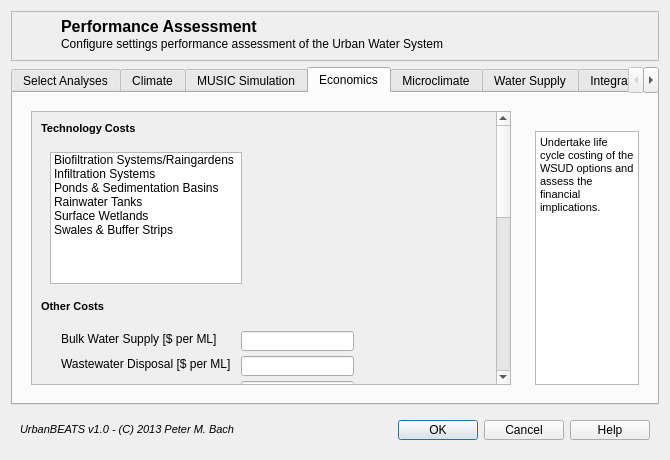
Before: the Qt Designer form md_perfassessgui.ui in petermbach/urbanbeats-legacy, drawn with Qt 5.
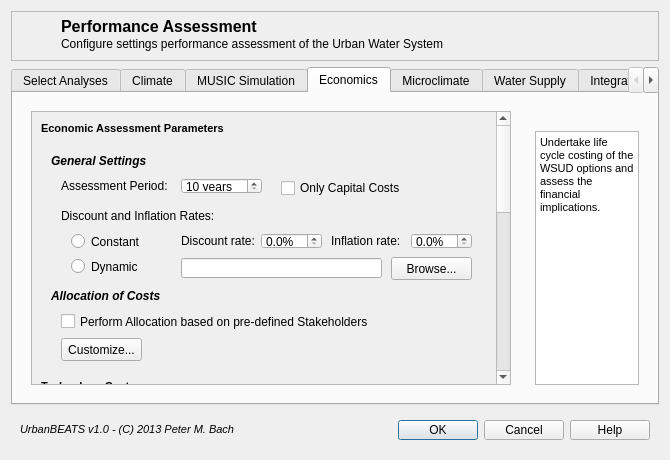
After: the same form once the commit is applied. The open tabs and pages were chosen to show the change. Icons and pictures are not drawn.

Commit message: Started working on Economics Assessment Module with new GUI Features

```diff
--- a/md_perfassessgui.ui
+++ b/md_perfassessgui.ui
@@ -100,7 +100,7 @@
       </sizepolicy>
      </property>
      <property name="currentIndex">
-      <number>0</number>
+      <number>3</number>
      </property>
      <widget class="QWidget" name="tab_2">
       <attribute name="title">
@@ -2735,12 +2735,268 @@
              <property name="geometry">
               <rect>
                <x>0</x>
-               <y>0</y>
+               <y>-107</y>
                <width>463</width>
-               <height>722</height>
+               <height>768</height>
               </rect>
              </property>
              <layout class="QVBoxLayout" name="verticalLayout_21">
+              <item>
+               <widget class="QLabel" name="lcc_title_5">
+                <property name="minimumSize">
+                 <size>
+                  <width>445</width>
+                  <height>16</height>
+                 </size>
+                </property>
+                <property name="maximumSize">
+                 <size>
+                  <width>16777215</width>
+                  <height>16</height>
+                 </size>
+                </property>
+                <property name="text">
+                 <string>&lt;!DOCTYPE HTML PUBLIC &quot;-//W3C//DTD HTML 4.0//EN&quot; &quot;http://www.w3.org/TR/REC-html40/strict.dtd&quot;&gt;
+&lt;html&gt;&lt;head&gt;&lt;meta name=&quot;qrichtext&quot; content=&quot;1&quot; /&gt;&lt;style type=&quot;text/css&quot;&gt;
+p, li { white-space: pre-wrap; }
+&lt;/style&gt;&lt;/head&gt;&lt;body style=&quot; font-family:'MS Shell Dlg 2'; font-size:8pt; font-weight:400; font-style:normal;&quot;&gt;
+&lt;p style=&quot; margin-top:0px; margin-bottom:0px; margin-left:0px; margin-right:0px; -qt-block-indent:0; text-indent:0px;&quot;&gt;&lt;span style=&quot; font-weight:600;&quot;&gt;Economic Assessment Parameters&lt;/span&gt;&lt;/p&gt;&lt;/body&gt;&lt;/html&gt;</string>
+                </property>
+               </widget>
+              </item>
+              <item>
+               <widget class="QWidget" name="widget_5" native="true">
+                <property name="minimumSize">
+                 <size>
+                  <width>230</width>
+                  <height>230</height>
+                 </size>
+                </property>
+                <widget class="QLabel" name="label_7">
+                 <property name="geometry">
+                  <rect>
+                   <x>20</x>
+                   <y>35</y>
+                   <width>121</width>
+                   <height>16</height>
+                  </rect>
+                 </property>
+                 <property name="text">
+                  <string>Assessment Period:</string>
+                 </property>
+                </widget>
+                <widget class="QSpinBox" name="spinBox">
+                 <property name="geometry">
+                  <rect>
+                   <x>140</x>
+                   <y>35</y>
+                   <width>81</width>
+                   <height>16</height>
+                  </rect>
+                 </property>
+                 <property name="suffix">
+                  <string> years</string>
+                 </property>
+                 <property name="minimum">
+                  <number>10</number>
+                 </property>
+                 <property name="maximum">
+                  <number>100</number>
+                 </property>
+                 <property name="singleStep">
+                  <number>10</number>
+                 </property>
+                </widget>
+                <widget class="QLabel" name="label_8">
+                 <property name="geometry">
+                  <rect>
+                   <x>20</x>
+                   <y>65</y>
+                   <width>181</width>
+                   <height>16</height>
+                  </rect>
+                 </property>
+                 <property name="text">
+                  <string>Discount and Inflation Rates:</string>
+                 </property>
+                </widget>
+                <widget class="QRadioButton" name="radioButton">
+                 <property name="geometry">
+                  <rect>
+                   <x>30</x>
+                   <y>90</y>
+                   <width>82</width>
+                   <height>17</height>
+                  </rect>
+                 </property>
+                 <property name="text">
+                  <string>Constant</string>
+                 </property>
+                </widget>
+                <widget class="QRadioButton" name="radioButton_2">
+                 <property name="geometry">
+                  <rect>
+                   <x>30</x>
+                   <y>115</y>
+                   <width>82</width>
+                   <height>17</height>
+                  </rect>
+                 </property>
+                 <property name="text">
+                  <string>Dynamic</string>
+                 </property>
+                </widget>
+                <widget class="QLabel" name="label_9">
+                 <property name="geometry">
+                  <rect>
+                   <x>10</x>
+                   <y>145</y>
+                   <width>141</width>
+                   <height>16</height>
+                  </rect>
+                 </property>
+                 <property name="text">
+                  <string>&lt;html&gt;&lt;head/&gt;&lt;body&gt;&lt;p&gt;&lt;span style=&quot; font-weight:600; font-style:italic;&quot;&gt;Allocation of Costs&lt;/span&gt;&lt;/p&gt;&lt;/body&gt;&lt;/html&gt;</string>
+                 </property>
+                </widget>
+                <widget class="QLabel" name="label_10">
+                 <property name="geometry">
+                  <rect>
+                   <x>10</x>
+                   <y>10</y>
+                   <width>101</width>
+                   <height>16</height>
+                  </rect>
+                 </property>
+                 <property name="text">
+                  <string>&lt;html&gt;&lt;head/&gt;&lt;body&gt;&lt;p&gt;&lt;span style=&quot; font-weight:600; font-style:italic;&quot;&gt;General Settings&lt;/span&gt;&lt;/p&gt;&lt;/body&gt;&lt;/html&gt;</string>
+                 </property>
+                </widget>
+                <widget class="QCheckBox" name="checkBox">
+                 <property name="geometry">
+                  <rect>
+                   <x>20</x>
+                   <y>170</y>
+                   <width>341</width>
+                   <height>17</height>
+                  </rect>
+                 </property>
+                 <property name="text">
+                  <string>Perform Allocation based on pre-defined Stakeholders</string>
+                 </property>
+                </widget>
+                <widget class="QPushButton" name="pushButton_4">
+                 <property name="geometry">
+                  <rect>
+                   <x>20</x>
+                   <y>195</y>
+                   <width>81</width>
+                   <height>23</height>
+                  </rect>
+                 </property>
+                 <property name="text">
+                  <string>Customize...</string>
+                 </property>
+                </widget>
+                <widget class="QLineEdit" name="lineEdit">
+                 <property name="geometry">
+                  <rect>
+                   <x>140</x>
+                   <y>115</y>
+                   <width>201</width>
+                   <height>20</height>
+                  </rect>
+                 </property>
+                </widget>
+                <widget class="QPushButton" name="pushButton_5">
+                 <property name="geometry">
+                  <rect>
+                   <x>350</x>
+                   <y>114</y>
+                   <width>81</width>
+                   <height>23</height>
+                  </rect>
+                 </property>
+                 <property name="text">
+                  <string>Browse...</string>
+                 </property>
+                </widget>
+                <widget class="QLabel" name="label_11">
+                 <property name="geometry">
+                  <rect>
+                   <x>140</x>
+                   <y>90</y>
+                   <width>81</width>
+                   <height>16</height>
+                  </rect>
+                 </property>
+                 <property name="text">
+                  <string>Discount rate:</string>
+                 </property>
+                </widget>
+                <widget class="QLabel" name="label_12">
+                 <property name="geometry">
+                  <rect>
+                   <x>290</x>
+                   <y>90</y>
+                   <width>71</width>
+                   <height>16</height>
+                  </rect>
+                 </property>
+                 <property name="text">
+                  <string>Inflation rate:</string>
+                 </property>
+                </widget>
+                <widget class="QDoubleSpinBox" name="doubleSpinBox">
+                 <property name="geometry">
+                  <rect>
+                   <x>220</x>
+                   <y>90</y>
+                   <width>61</width>
+                   <height>16</height>
+                  </rect>
+                 </property>
+                 <property name="suffix">
+                  <string>%</string>
+                 </property>
+                 <property name="decimals">
+                  <number>1</number>
+                 </property>
+                </widget>
+                <widget class="QDoubleSpinBox" name="doubleSpinBox_2">
+                 <property name="geometry">
+                  <rect>
+                   <x>370</x>
+                   <y>90</y>
+                   <width>61</width>
+                   <height>16</height>
+                  </rect>
+                 </property>
+                 <property name="suffix">
+                  <string>%</string>
+                 </property>
+                 <property name="decimals">
+                  <number>1</number>
+                 </property>
+                 <property name="value">
+                  <double>0.000000000000000</double>
+                 </property>
+                </widget>
+                <widget class="QCheckBox" name="checkBox_2">
+                 <property name="geometry">
+                  <rect>
+                   <x>240</x>
+                   <y>35</y>
+                   <width>131</width>
+                   <height>20</height>
+                  </rect>
+                 </property>
+                 <property name="text">
+                  <string>Only Capital Costs</string>
+                 </property>
+                </widget>
+               </widget>
+              </item>
               <item>
                <widget class="QLabel" name="lcc_title_3">
                 <property name="minimumSize">
@@ -2764,6 +3020,59 @@
                 </property>
                </widget>
               </item>
+              <item>
+               <widget class="QWidget" name="widget_6" native="true">
+                <property name="minimumSize">
+                 <size>
+                  <width>230</width>
+                  <height>0</height>
+                 </size>
+                </property>
+                <layout class="QHBoxLayout" name="horizontalLayout_8">
+                 <item>
+                  <widget class="QLabel" name="label_13">
+                   <property name="text">
+                    <string>Select Technology Type:</string>
+                   </property>
+                  </widget>
+                 </item>
+                 <item>
+                  <widget class="QComboBox" name="comboBox">
+                   <item>
+                    <property name="text">
+                     <string>Biofiltration Systems/Raingardens</string>
+                    </property>
+                   </item>
+                   <item>
+                    <property name="text">
+                     <string>Infiltration Systems</string>
+                    </property>
+                   </item>
+                   <item>
+                    <property name="text">
+                     <string>Ponds &amp; Sedimentation Basins</string>
+                    </property>
+                   </item>
+                   <item>
+                    <property name="text">
+                     <string>Rainwater Tanks</string>
+                    </property>
+                   </item>
+                   <item>
+                    <property name="text">
+                     <string>Surface Wetlands</string>
+                    </property>
+                   </item>
+                   <item>
+                    <property name="text">
+                     <string>Swales &amp; Buffer Strips</string>
+                    </property>
+                   </item>
+                  </widget>
+                 </item>
+                </layout>
+               </widget>
+              </item>
               <item>
                <widget class="QWidget" name="lcc_widget" native="true">
                 <property name="minimumSize">
@@ -2957,128 +3266,6 @@
                 </widget>
                </widget>
               </item>
-              <item>
-               <widget class="QLabel" name="lcc_title">
-                <property name="minimumSize">
-                 <size>
-                  <width>445</width>
-                  <height>16</height>
-                 </size>
-                </property>
-                <property name="maximumSize">
-                 <size>
-                  <width>16777215</width>
-                  <height>16</height>
-                 </size>
-                </property>
-                <property name="text">
-                 <string>&lt;!DOCTYPE HTML PUBLIC &quot;-//W3C//DTD HTML 4.0//EN&quot; &quot;http://www.w3.org/TR/REC-html40/strict.dtd&quot;&gt;
-&lt;html&gt;&lt;head&gt;&lt;meta name=&quot;qrichtext&quot; content=&quot;1&quot; /&gt;&lt;style type=&quot;text/css&quot;&gt;
-p, li { white-space: pre-wrap; }
-&lt;/style&gt;&lt;/head&gt;&lt;body style=&quot; font-family:'MS Shell Dlg 2'; font-size:8.25pt; font-weight:400; font-style:normal;&quot;&gt;
-&lt;p style=&quot; margin-top:0px; margin-bottom:0px; margin-left:0px; margin-right:0px; -qt-block-indent:0; text-indent:0px;&quot;&gt;&lt;span style=&quot; font-size:8pt; font-weight:600;&quot;&gt;Life Cycle Costing&lt;/span&gt;&lt;/p&gt;&lt;/body&gt;&lt;/html&gt;</string>
-                </property>
-               </widget>
-              </item>
-              <item>
-               <widget class="QWidget" name="market_widget_3" native="true">
-                <property name="minimumSize">
-                 <size>
-                  <width>0</width>
-                  <height>100</height>
-                 </size>
-                </property>
-                <widget class="QLabel" name="label_37">
-                 <property name="geometry">
-                  <rect>
-                   <x>20</x>
-                   <y>10</y>
-                   <width>131</width>
-                   <height>16</height>
-                  </rect>
-                 </property>
-                 <property name="text">
-                  <string>Real Discount Rate [%]</string>
-                 </property>
-                </widget>
-                <widget class="QLabel" name="label_38">
-                 <property name="geometry">
-                  <rect>
-                   <x>20</x>
-                   <y>35</y>
-                   <width>131</width>
-                   <height>16</height>
-                  </rect>
-                 </property>
-                 <property name="text">
-                  <string>Inflation Rate [%]</string>
-                 </property>
-                </widget>
-                <widget class="QLabel" name="label_39">
-                 <property name="geometry">
-                  <rect>
-                   <x>20</x>
-                   <y>60</y>
-                   <width>131</width>
-                   <height>16</height>
-                  </rect>
-                 </property>
-                 <property name="text">
-                  <string>Life Cycle Period [years]</string>
-                 </property>
-                </widget>
-               </widget>
-              </item>
-              <item>
-               <widget class="QLabel" name="market_title">
-                <property name="minimumSize">
-                 <size>
-                  <width>445</width>
-                  <height>16</height>
-                 </size>
-                </property>
-                <property name="maximumSize">
-                 <size>
-                  <width>16777215</width>
-                  <height>16</height>
-                 </size>
-                </property>
-                <property name="text">
-                 <string>&lt;!DOCTYPE HTML PUBLIC &quot;-//W3C//DTD HTML 4.0//EN&quot; &quot;http://www.w3.org/TR/REC-html40/strict.dtd&quot;&gt;
-&lt;html&gt;&lt;head&gt;&lt;meta name=&quot;qrichtext&quot; content=&quot;1&quot; /&gt;&lt;style type=&quot;text/css&quot;&gt;
-p, li { white-space: pre-wrap; }
-&lt;/style&gt;&lt;/head&gt;&lt;body style=&quot; font-family:'MS Shell Dlg 2'; font-size:8.25pt; font-weight:400; font-style:normal;&quot;&gt;
-&lt;p style=&quot; margin-top:0px; margin-bottom:0px; margin-left:0px; margin-right:0px; -qt-block-indent:0; text-indent:0px;&quot;&gt;&lt;span style=&quot; font-size:8pt; font-weight:600;&quot;&gt;Cost Allocations&lt;/span&gt;&lt;/p&gt;&lt;/body&gt;&lt;/html&gt;</string>
-                </property>
-               </widget>
-              </item>
-              <item>
-               <widget class="QWidget" name="market_widget" native="true">
-                <property name="minimumSize">
-                 <size>
-                  <width>0</width>
-                  <height>100</height>
-                 </size>
-                </property>
-                <widget class="QLabel" name="comingsoon_5">
-                 <property name="geometry">
-                  <rect>
-                   <x>90</x>
-                   <y>40</y>
-                   <width>111</width>
-                   <height>20</height>
-                  </rect>
-                 </property>
-                 <property name="text">
-                  <string>&lt;!DOCTYPE HTML PUBLIC &quot;-//W3C//DTD HTML 4.0//EN&quot; &quot;http://www.w3.org/TR/REC-html40/strict.dtd&quot;&gt;
-&lt;html&gt;&lt;head&gt;&lt;meta name=&quot;qrichtext&quot; content=&quot;1&quot; /&gt;&lt;style type=&quot;text/css&quot;&gt;
-p, li { white-space: pre-wrap; }
-&lt;/style&gt;&lt;/head&gt;&lt;body style=&quot; font-family:'MS Shell Dlg 2'; font-size:8.25pt; font-weight:400; font-style:normal;&quot;&gt;
-&lt;p style=&quot; margin-top:0px; margin-bottom:0px; margin-left:0px; margin-right:0px; -qt-block-indent:0; text-indent:0px;&quot;&gt;&lt;span style=&quot; font-size:8pt; font-style:italic;&quot;&gt;coming soon...&lt;/span&gt;&lt;/p&gt;&lt;/body&gt;&lt;/html&gt;</string>
-                 </property>
-                </widget>
-               </widget>
-              </item>
               <item>
                <widget class="QLabel" name="market_title_2">
                 <property name="minimumSize">
```
The commit also changes 1 other file.
